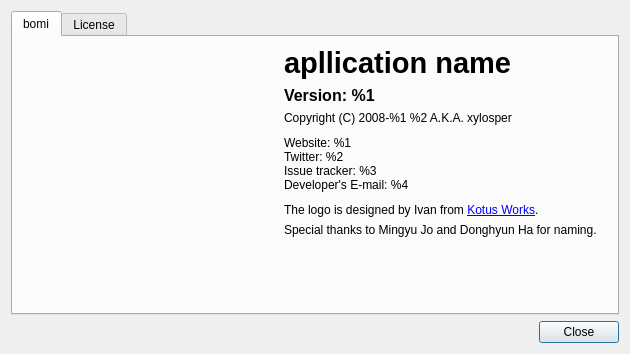
This is src/bomi/ui/aboutdialog.ui in bylee20/bomi as Qt 5 draws it before an edit. The edited form follows.
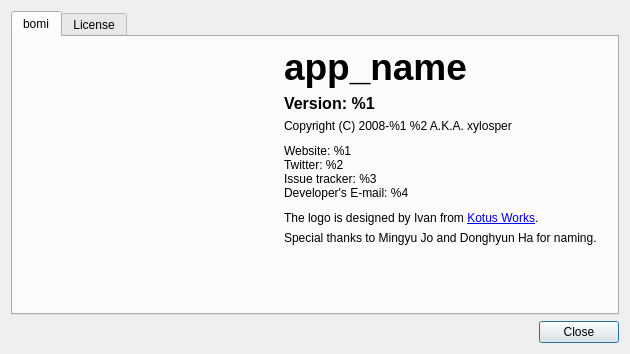
This is the edited form. Icons and pictures are not drawn. Custom widgets are drawn as their Qt base class.

Patch:
```diff
--- a/src/bomi/ui/aboutdialog.ui
+++ b/src/bomi/ui/aboutdialog.ui
@@ -96,7 +96,7 @@
             </font>
            </property>
            <property name="text">
-            <string notr="true">&lt;html&gt;&lt;head/&gt;&lt;body&gt;&lt;p&gt;&lt;span style=&quot; font-size:22pt;&quot;&gt;apllication name&lt;/span&gt;&lt;/p&gt;&lt;/body&gt;&lt;/html&gt;</string>
+            <string notr="true">app_name</string>
            </property>
           </widget>
          </item>
```
